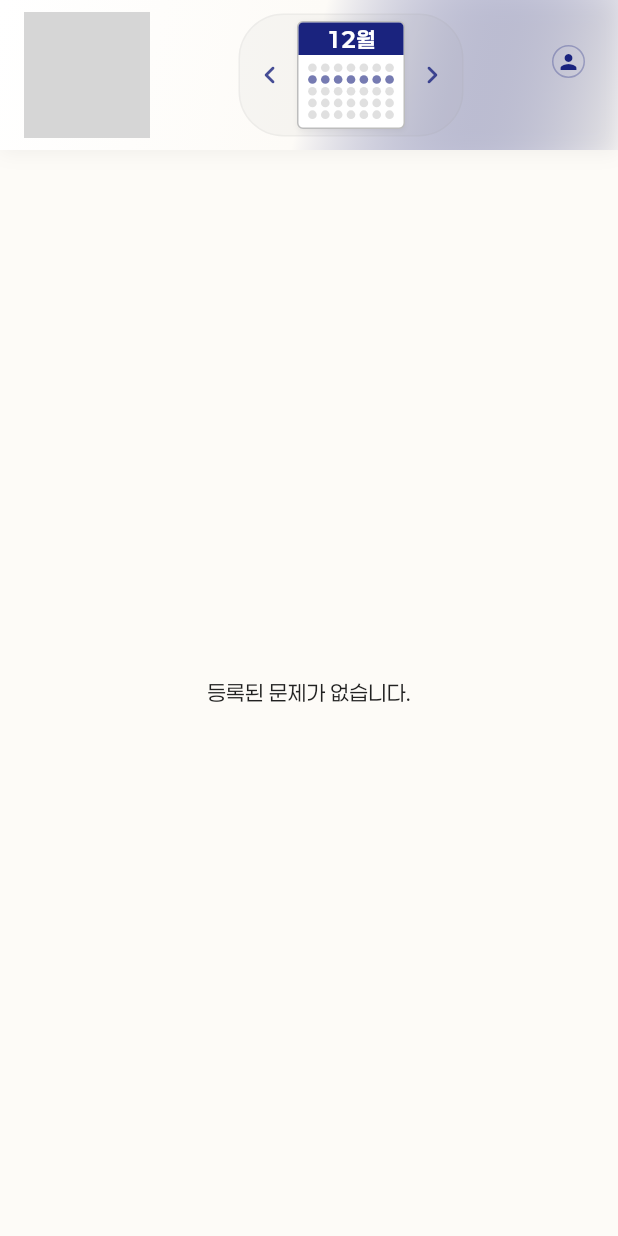
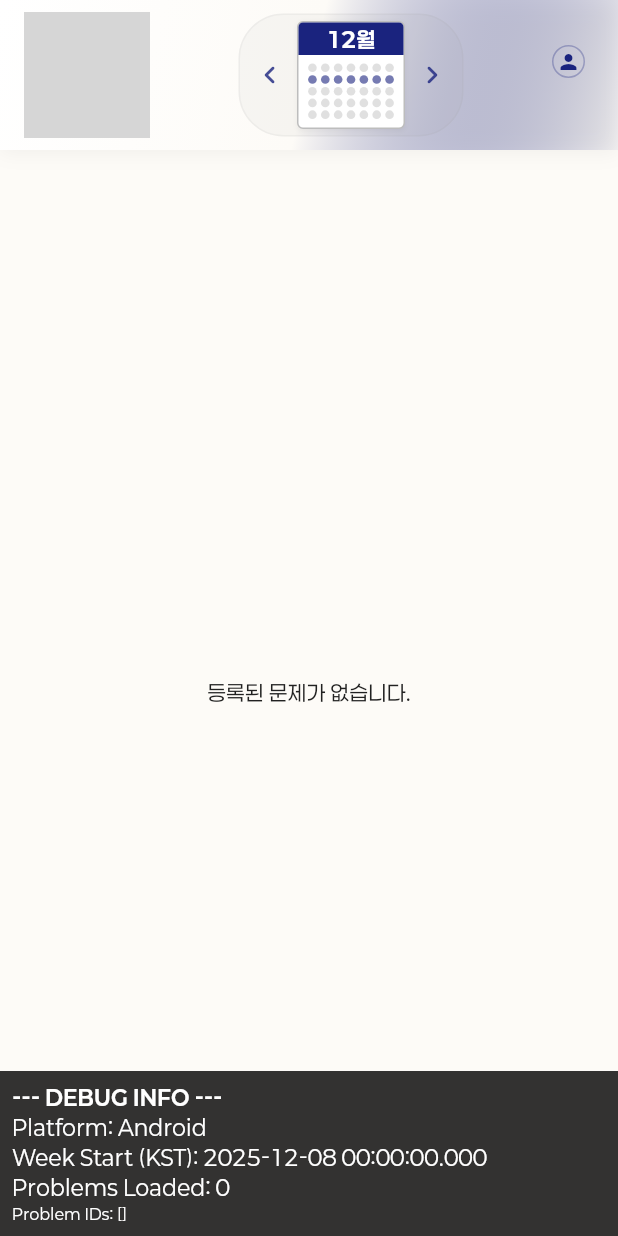
Before and after one commit to ljae/world_math, a Flutter app: the HomeScreen screen opened directly, on a phone screen of 412 x 824 dp. Run offline on Flutter 3.47's test engine with Material 3 defaults, Android fonts, the light colour scheme and no system bars; our stand-ins replace cloud_firestore, firebase_core, flutter_markdown_plus; missing offline and left inert: flutter_math_fork, markdown; accounts and stored records are empty; grey boxes are pictures that could not be loaded.

Commit message:
feat: Re-add debug view to home screen

```diff
--- a/lib/screens/home_screen.dart
+++ b/lib/screens/home_screen.dart
@@ -1,3 +1,4 @@
+import 'package:flutter/foundation.dart';
 import 'package:flutter/material.dart';
 import 'package:intl/intl.dart';
 import '../services/firestore_service.dart';
@@ -32,7 +33,8 @@ class _HomeScreenState extends State<HomeScreen> {
     // Initialize to the Monday of the current week, assuming KST (UTC+9)
     final now = DateTime.now().toUtc().add(const Duration(hours: 9));
     _currentWeekStart = now.subtract(Duration(days: now.weekday - 1));
-    _currentWeekStart = DateTime(_currentWeekStart.year, _currentWeekStart.month, _currentWeekStart.day);
+    _currentWeekStart =
+        DateTime(_currentWeekStart.year, _currentWeekStart.month, _currentWeekStart.day);
 
     _loadData();
   }
@@ -109,6 +111,26 @@ class _HomeScreenState extends State<HomeScreen> {
     }
   }
 
+  String _getPlatform() {
+    if (kIsWeb) {
+      return 'Web';
+    }
+    switch (defaultTargetPlatform) {
+      case TargetPlatform.android:
+        return 'Android';
+      case TargetPlatform.iOS:
+        return 'iOS';
+      case TargetPlatform.macOS:
+        return 'macOS';
+      case TargetPlatform.windows:
+        return 'Windows';
+      case TargetPlatform.linux:
+        return 'Linux';
+      case TargetPlatform.fuchsia:
+        return 'Fuchsia';
+    }
+  }
+
   @override
   Widget build(BuildContext context) {
     final now = DateTime.now();
@@ -118,12 +140,11 @@ class _HomeScreenState extends State<HomeScreen> {
         title: '${_currentWeekStart.year}년 ${_getWeekNumber(_currentWeekStart)}주차',
         titleWidget: LayoutBuilder(
           builder: (context, constraints) {
-            // Check available width for the title area
-            // We need enough space for Text (~150px) + Controls (~130px) + Spacing
             final showText = constraints.maxWidth > 300;
-
             return Row(
-              mainAxisAlignment: showText ? MainAxisAlignment.start : MainAxisAlignment.center,
+              mainAxisAlignment: showText
+                  ? MainAxisAlignment.start
+                  : MainAxisAlignment.center,
               children: [
                 if (showText) ...[
                   const SizedBox(width: 8),
@@ -133,7 +154,7 @@ class _HomeScreenState extends State<HomeScreen> {
                         WidgetSpan(
                           alignment: PlaceholderAlignment.top,
                           child: Padding(
-                            padding: const EdgeInsets.only(top: 4.0), // Adjust alignment
+                            padding: const EdgeInsets.only(top: 4.0),
                             child: Text(
                               '${_currentWeekStart.year}',
                               style: TextStyle(
@@ -164,25 +185,30 @@ class _HomeScreenState extends State<HomeScreen> {
                     decoration: BoxDecoration(
                       color: Colors.grey.withAlpha((255 * 0.08).toInt()),
                       borderRadius: BorderRadius.circular(30),
-                      border: Border.all(color: Colors.grey.withAlpha((255 * 0.1).toInt())),
+                      border: Border.all(
+                          color: Colors.grey.withAlpha((255 * 0.1).toInt())),
                     ),
-                    padding: const EdgeInsets.symmetric(horizontal: 4, vertical: 4),
+                    padding:
+                        const EdgeInsets.symmetric(horizontal: 4, vertical: 4),
                     child: Row(
                       mainAxisSize: MainAxisSize.min,
                       children: [
-                        _buildNavArrow(Icons.chevron_left_rounded, () => _changeWeek(-1)),
+                        _buildNavArrow(Icons.chevron_left_rounded,
+                            () => _changeWeek(-1)),
                         const SizedBox(width: 2),
                         Flexible(
                           child: ConstrainedBox(
                             constraints: const BoxConstraints(maxWidth: 72),
                             child: FittedBox(
                               fit: BoxFit.scaleDown,
-                              child: MiniCalendarIcon(date: _currentWeekStart, size: 72),
+                              child: MiniCalendarIcon(
+                                  date: _currentWeekStart, size: 72),
                             ),
                           ),
                         ),
                         const SizedBox(width: 2),
-                        _buildNavArrow(Icons.chevron_right_rounded, () => _changeWeek(1)),
+                        _buildNavArrow(Icons.chevron_right_rounded,
+                            () => _changeWeek(1)),
                       ],
                     ),
                   ),
@@ -192,43 +218,43 @@ class _HomeScreenState extends State<HomeScreen> {
           },
         ),
       ),
-      body: _isLoading
+      body: Stack(
+        children: [
+          _isLoading
               ? const Center(child: CircularProgressIndicator())
               : _problems.isEmpty
                   ? const Center(child: Text("등록된 문제가 없습니다."))
                   : ListView.builder(
-                  padding: const EdgeInsets.all(16),
+                      padding:
+                          const EdgeInsets.fromLTRB(16, 16, 16, 150), // Add padding to bottom
                       itemCount: _problems.length,
                       itemBuilder: (context, index) {
                         final problem = _problems[index];
-                    // Lock logic: Lock if problem date is in the future relative to REAL time
-                    // But allow viewing past weeks.
-                    // If we are viewing a past week, all should be unlocked (unless future relative to now).
-                    // If we are viewing future week, all locked.
-
-                    // Simple check: is problem.date > now?
-                    // Note: problem.date might have time 00:00.
-                    // If today is Mon, Mon problem (00:00) is <= now.
-                    final isLocked = problem.date.isAfter(now) && !isSameDay(problem.date, now);
+                        final isLocked = problem.date.isAfter(now) &&
+                            !isSameDay(problem.date, now);
                         final isSolved = _solvedIds.contains(problem.id);
-
                         final weekDays = ['월', '화', '수', '목', '금', '토', '일'];
-                    final koreanDay = weekDays[problem.date.weekday - 1];
+                        final koreanDay =
+                            weekDays[problem.date.weekday - 1];
 
                         return Padding(
                           padding: const EdgeInsets.only(bottom: 12),
                           child: AnimatedCard(
                             index: index,
-                        color: isLocked ? Colors.grey[200] : Colors.white,
-                        onTap: isLocked ? () {
+                            color:
+                                isLocked ? Colors.grey[200] : Colors.white,
+                            onTap: isLocked
+                                ? () {
                                     CustomSnackbar.show(
                                       context,
                                       message: '아직 공개되지 않은 문제입니다.',
                                       type: SnackbarType.warning,
                                     );
-                        } : () => _openProblem(problem),
+                                  }
+                                : () => _openProblem(problem),
                             child: ListTile(
-                          contentPadding: const EdgeInsets.symmetric(horizontal: 16, vertical: 8),
+                              contentPadding: const EdgeInsets.symmetric(
+                                  horizontal: 16, vertical: 8),
                               leading: Hero(
                                 tag: 'problem_${problem.id}',
                                 child: Container(
@@ -236,22 +262,33 @@ class _HomeScreenState extends State<HomeScreen> {
                                   height: 48,
                                   decoration: BoxDecoration(
                                     shape: BoxShape.circle,
-                                color: isLocked ? Colors.grey : (isSolved ? AppTheme.primaryColor : Colors.white),
+                                    color: isLocked
+                                        ? Colors.grey
+                                        : (isSolved
+                                            ? AppTheme.primaryColor
+                                            : Colors.white),
                                     border: Border.all(
-                                  color: isLocked ? Colors.grey : AppTheme.primaryColor,
+                                      color: isLocked
+                                          ? Colors.grey
+                                          : AppTheme.primaryColor,
                                       width: 2,
                                     ),
                                   ),
                                   child: Center(
                                     child: isLocked
-                                  ? const Icon(Icons.lock, size: 20, color: Colors.white)
+                                        ? const Icon(Icons.lock,
+                                            size: 20, color: Colors.white)
                                         : (isSolved
-                                      ? const Icon(Icons.check, size: 20, color: Colors.white)
+                                            ? const Icon(Icons.check,
+                                                size: 20,
+                                                color: Colors.white)
                                             : Text(
                                                 koreanDay,
                                                 style: const TextStyle(
-                                            fontWeight: FontWeight.bold,
-                                            color: AppTheme.primaryColor,
+                                                  fontWeight:
+                                                      FontWeight.bold,
+                                                  color:
+                                                      AppTheme.primaryColor,
                                                 ),
                                               )),
                                   ),
@@ -260,7 +297,9 @@ class _HomeScreenState extends State<HomeScreen> {
                               title: Text(
                                 problem.title,
                                 style: TextStyle(
-                              color: isLocked ? Colors.grey : AppTheme.textColor,
+                                  color: isLocked
+                                      ? Colors.grey
+                                      : AppTheme.textColor,
                                   fontWeight: FontWeight.bold,
                                   fontSize: 16,
                                 ),
@@ -268,9 +307,12 @@ class _HomeScreenState extends State<HomeScreen> {
                               subtitle: Padding(
                                 padding: const EdgeInsets.only(top: 4),
                                 child: Text(
-                              DateFormat('yyyy.MM.dd').format(problem.date),
+                                  DateFormat('yyyy.MM.dd')
+                                      .format(problem.date),
                                   style: TextStyle(
-                                color: isLocked ? Colors.grey : Colors.grey[600],
+                                    color: isLocked
+                                        ? Colors.grey
+                                        : Colors.grey[600],
                                     fontSize: 13,
                                   ),
                                 ),
@@ -280,12 +322,42 @@ class _HomeScreenState extends State<HomeScreen> {
                                   : Icon(
                                       Icons.arrow_forward_ios,
                                       size: 16,
-                                color: AppTheme.primaryColor.withAlpha((255 * 0.7).toInt()),
+                                      color: AppTheme.primaryColor
+                                          .withAlpha((255 * 0.7).toInt()),
                                     ),
                             ),
                           ),
                         );
                       },
+                    ),
+          Positioned(
+            bottom: 0,
+            left: 0,
+            right: 0,
+            child: Container(
+              color: Colors.black.withOpacity(0.8),
+              padding: const EdgeInsets.all(8.0),
+              child: Column(
+                crossAxisAlignment: CrossAxisAlignment.start,
+                children: [
+                  const Text('--- DEBUG INFO ---',
+                      style: TextStyle(
+                          color: Colors.white,
+                          fontWeight: FontWeight.bold)),
+                  Text('Platform: ${_getPlatform()}',
+                      style: const TextStyle(color: Colors.white)),
+                  Text('Week Start (KST): $_currentWeekStart',
+                      style: const TextStyle(color: Colors.white)),
+                  Text('Problems Loaded: ${_problems.length}',
+                      style: const TextStyle(color: Colors.white)),
+                  Text('Problem IDs: ${_problems.map((p) => p.id).toList()}',
+                      style:
+                          const TextStyle(color: Colors.white, fontSize: 10)),
+                ],
+              ),
+            ),
+          ),
+        ],
       ),
     );
   }
```
Lines whose indentation alone changed are shown as unchanged.
